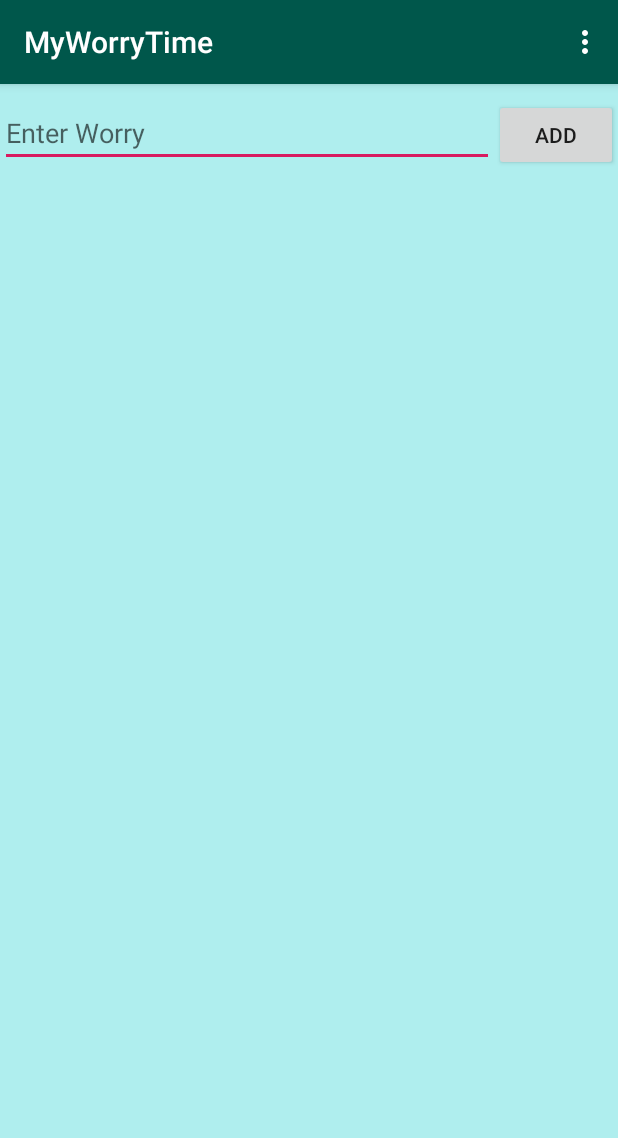
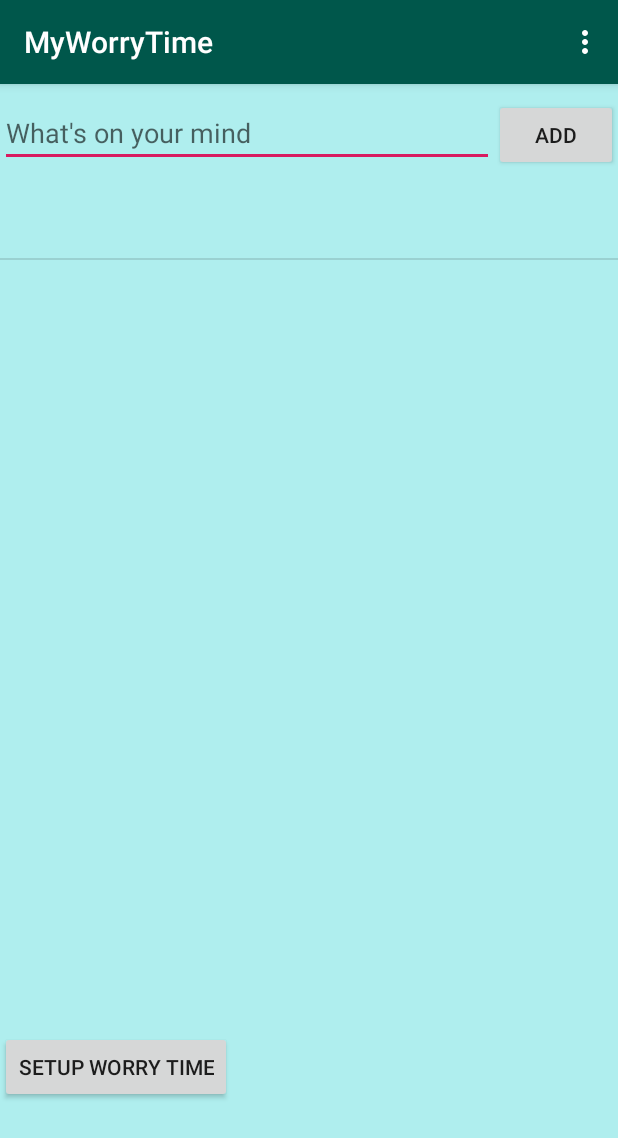
Before and after one commit to WFoster1994/MyWorryTime, an Android app: the WorryListActivity screen opened directly, with no data from a screen before it, after a tap on an icon or button, on a phone screen of 412 x 824 dp. Shown: the top 1138 px of the screen. Run offline under Robolectric (Android 15) with nearby library versions, the phone set to English and light mode, and no system bars; 1 other tap on this screen came first.

Commit message:
Setup button added to worry list and prompt box begun to be programmed for list worries

```diff
--- a/app/src/main/java/will/example/myworrytime/WorryListActivity.java
+++ b/app/src/main/java/will/example/myworrytime/WorryListActivity.java
@@ -1,5 +1,6 @@
 package will.example.myworrytime;
 
+import android.content.DialogInterface;
 import android.os.Bundle;
 import android.view.Menu;
 import android.view.MenuItem;
@@ -11,6 +12,7 @@ import android.widget.EditText;
 import android.widget.ListView;
 import android.widget.Toast;
 
+import androidx.appcompat.app.AlertDialog;
 import androidx.appcompat.app.AppCompatActivity;
 
 import java.util.ArrayList;
@@ -83,9 +85,17 @@ import java.util.ArrayList;
         }
 
         @Override
-        public void onItemClick(AdapterView<?> parent, View view, int position, long id) {
-            mArrayList.remove(position);
-            mAdapter.notifyDataSetChanged();
-            Toast.makeText(this, "Worry Removed", Toast.LENGTH_SHORT).show();
+        public void onItemClick(AdapterView<?> parent, View view, final int position, long id) {
+            AlertDialog.Builder builder = new AlertDialog.Builder(WorryListActivity.this);
+            builder.setMessage("Would you like to remove this worry?")
+                    .setPositiveButton("Yes", new DialogInterface.OnClickListener() {
+                        @Override
+                        public void onClick(DialogInterface dialog, int which) {
+                            mArrayList.remove(position);
+                            mAdapter.notifyDataSetChanged();
+                            //Toast.makeText(this, "Worry Removed", Toast.LENGTH_SHORT).show();
+                        }
+                    }).setNegativeButton("No", null);
+
         }
     }
--- a/app/src/main/res/layout/worry_list.xml
+++ b/app/src/main/res/layout/worry_list.xml
@@ -16,7 +16,7 @@
 
         <EditText
             android:id="@+id/edit_worry"
-            android:hint="Enter Worry"
+            android:hint="What's on your mind"
             android:layout_width="0dp"
             android:layout_weight="4"
             android:layout_height="wrap_content" />
@@ -29,11 +29,26 @@
             android:text="Add"/>
     </LinearLayout>
 
-    <ListView
-        android:id="@+id/worries_list_view"
+    <LinearLayout
         android:layout_width="match_parent"
         android:layout_height="match_parent"
-        app:layout_anchorGravity="center"
-        android:layout_marginBottom="10dp"
-        tools:listitem="@layout/worry_row" />
+        android:orientation="vertical">
+
+        <ListView
+            android:id="@+id/worries_list_view"
+            android:layout_width="match_parent"
+            android:layout_height="553dp"
+            android:layout_marginBottom="10dp"
+            app:layout_anchorGravity="center"
+            tools:listitem="@layout/worry_row">
+
+        </ListView>
+
+        <Button
+            android:id="@+id/setup_button"
+            android:layout_width="wrap_content"
+            android:layout_height="wrap_content"
+            android:text="Setup Worry Time" />
+    </LinearLayout>
+
 </LinearLayout>
```
